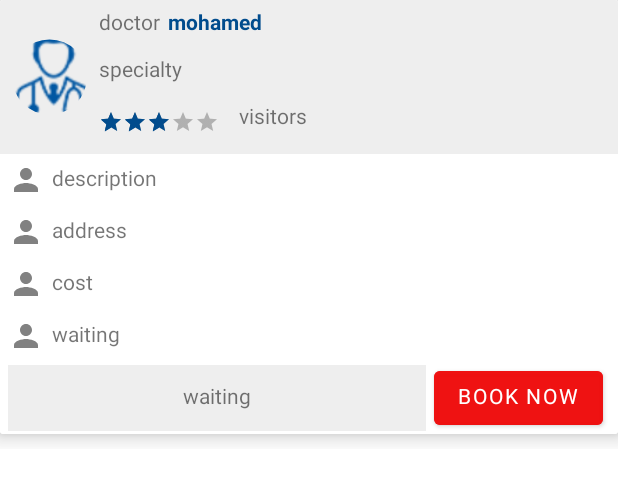
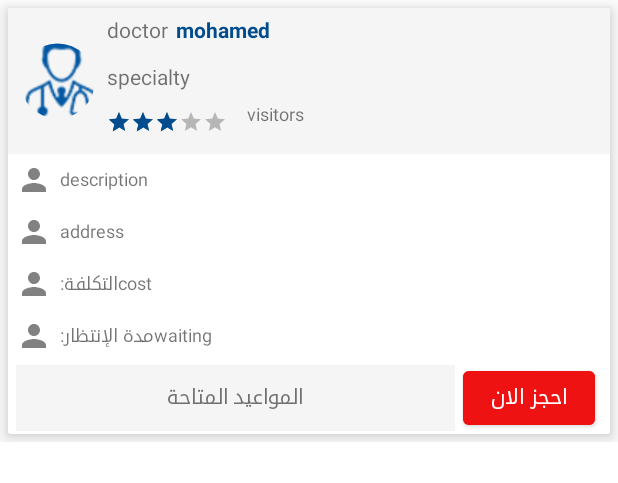
Before and after one commit to muslimadille/sehaty, an Android app: the layout doctors_list_item.xml on its own in the app's theme, with its tools: preview values and no code run, on a phone screen of 412 x 824 dp. Shown: the top 483 px of the screen. Run offline under Robolectric (Android 15) with nearby library versions, the phone set to English and light mode, and no system bars; network calls fail.

Commit message:
doctor list

```diff
--- a/app/src/main/java/com/muslim_adel/sehaty/modules/doctors/reagons/ReagonsActivity.kt
+++ b/app/src/main/java/com/muslim_adel/sehaty/modules/doctors/reagons/ReagonsActivity.kt
@@ -26,17 +26,18 @@ class ReagonsActivity : BaseActivity() {
     private lateinit var apiClient: ApiClient
     private var reagonsList:MutableList<Reagons> = ArrayList()
     private var reagonsListAddapter: ReagonsAdapter?=null
+    var specialtyId:Int=0
     @RequiresApi(Build.VERSION_CODES.N)
     override fun onCreate(savedInstanceState: Bundle?) {
         super.onCreate(savedInstanceState)
         setContentView(R.layout.activity_reagons)
         val current: Locale = resources.configuration.locales[0]
-
+        specialtyId=intent.getIntExtra("specialty_id",0)
 
 
         val layoutManager = LinearLayoutManager(this, RecyclerView.VERTICAL, false)
         reagons_rv.layoutManager = layoutManager
-        reagonsListAddapter = ReagonsAdapter(this, reagonsList)
+        reagonsListAddapter = ReagonsAdapter(this, reagonsList,specialtyId)
         reagons_rv.adapter = reagonsListAddapter
 
         apiClient = ApiClient()
--- a/app/src/main/java/com/muslim_adel/sehaty/modules/doctors/SearchByNameActivity.kt
+++ b/app/src/main/java/com/muslim_adel/sehaty/modules/doctors/search/SearchByNameActivity.kt
@@ -1,4 +1,4 @@
-package com.muslim_adel.sehaty.modules.doctors
+package com.muslim_adel.sehaty.modules.doctors.search
 
 import androidx.appcompat.app.AppCompatActivity
 import android.os.Bundle
--- a/app/src/main/java/com/muslim_adel/sehaty/modules/doctors/SearchBySpecialityActivity.kt
+++ b/app/src/main/java/com/muslim_adel/sehaty/modules/doctors/search/SearchBySpecialityActivity.kt
@@ -1,4 +1,4 @@
-package com.muslim_adel.sehaty.modules.doctors
+package com.muslim_adel.sehaty.modules.doctors.search
 
 import android.os.Bundle
 import android.widget.Toast
--- a/app/src/main/java/com/muslim_adel/sehaty/modules/doctors/specialties/SpecialtiesAdapter.kt
+++ b/app/src/main/java/com/muslim_adel/sehaty/modules/doctors/specialties/SpecialtiesAdapter.kt
@@ -42,6 +42,7 @@ class SpecialtiesAdapter(
         GlideObject.GlideProfilePic(mContext, imageName, holder.specialtyImg)
         holder.specialtyLay.setOnClickListener {
             val intent = Intent(mContext, ReagonsActivity::class.java)
+            intent.putExtra("specialty_id",specialty.id)
             mContext.startActivity(intent)
         }
 
--- a/app/src/main/java/com/muslim_adel/sehaty/modules/home/fragments/HomeFragment.kt
+++ b/app/src/main/java/com/muslim_adel/sehaty/modules/home/fragments/HomeFragment.kt
@@ -7,7 +7,7 @@ import android.view.View
 import android.view.ViewGroup
 import androidx.fragment.app.Fragment
 import com.muslim_adel.sehaty.R
-import com.muslim_adel.sehaty.modules.doctors.SearchBySpecialityActivity
+import com.muslim_adel.sehaty.modules.doctors.search.SearchBySpecialityActivity
 import kotlinx.android.synthetic.main.home_fragment.*
 
 class HomeFragment : Fragment() {
--- a/app/src/main/java/com/muslim_adel/sehaty/utiles/Q.kt
+++ b/app/src/main/java/com/muslim_adel/sehaty/utiles/Q.kt
@@ -10,6 +10,8 @@ object Q {
     const val REGISTER_API = "register"
     const val SPECIALTY_LIST_API = "specialties"
     const val REAGONS_LIST_API = "areas"
+    const val DOCTORS_LIST_API = "search"
+
 
     const val AVATAR_PATH="https://www.obank.itcomunity.com/"
     /*****************************************************************/
--- a/app/src/main/res/layout/doctors_list_item.xml
+++ b/app/src/main/res/layout/doctors_list_item.xml
@@ -9,6 +9,7 @@
     <androidx.cardview.widget.CardView
         android:layout_width="match_parent"
         android:layout_height="match_parent"
+        android:layout_margin="5dp"
         android:layout_marginBottom="10dp"
         app:cardBackgroundColor="@color/cardview_light_background"
         app:cardElevation="8dp">
@@ -41,21 +42,24 @@
                     app:layout_constraintTop_toTopOf="parent"
                     app:layout_constraintVertical_bias="0.163" />
                 <LinearLayout
+                    android:paddingTop="5dp"
+                    android:paddingBottom="5dp"
                     android:layout_width="0dp"
                     android:layout_weight="1"
                     android:layout_height="match_parent"
                     android:orientation="vertical">
                     <LinearLayout
-                        android:layout_marginTop="5dp"
                         android:layout_marginBottom="5dp"
                         android:layout_width="match_parent"
                         android:layout_height="wrap_content"
                         android:orientation="horizontal">
                         <TextView
+                            android:id="@+id/doctor_gender"
                             android:layout_width="wrap_content"
                             android:layout_height="wrap_content"
                             android:text="doctor" />
                         <TextView
+                            android:id="@+id/doctor_name"
                             android:textStyle="bold"
                             android:textColor="@color/blue"
                             android:layout_marginStart="5dp"
@@ -70,14 +74,13 @@
                         android:layout_height="wrap_content"
                         android:orientation="horizontal">
                         <TextView
+                            android:id="@+id/doctor_specialty"
                             android:layout_width="match_parent"
                             android:layout_height="wrap_content"
                             android:text="specialty" />
 
                     </LinearLayout>
                     <LinearLayout
-                        android:layout_marginTop="5dp"
-                        android:layout_marginBottom="5dp"
                         android:layout_width="match_parent"
                         android:layout_height="wrap_content"
                         android:orientation="horizontal">
@@ -97,6 +100,8 @@
                             android:stepSize=".1"
                             />
                         <TextView
+                            android:textSize="12dp"
+                            android:id="@+id/visitor_num"
                             android:layout_marginStart="5dp"
                             android:layout_width="wrap_content"
                             android:layout_height="wrap_content"
@@ -119,6 +124,8 @@
                         android:layout_height="match_parent"
                         android:src="@drawable/person_ic"/>
                     <TextView
+                        android:textSize="12dp"
+                        android:id="@+id/description"
                         android:layout_width="0dp"
                         android:layout_weight="1"
                         android:gravity="center_vertical"
@@ -135,6 +142,8 @@
                         android:layout_height="match_parent"
                         android:src="@drawable/person_ic"/>
                     <TextView
+                        android:textSize="12dp"
+                        android:id="@+id/address"
                         android:layout_width="0dp"
                         android:layout_weight="1"
                         android:gravity="center_vertical"
@@ -151,6 +160,14 @@
                         android:layout_height="match_parent"
                         android:src="@drawable/person_ic"/>
                     <TextView
+                        android:textSize="12dp"
+                        android:layout_width="wrap_content"
+                        android:gravity="center_vertical"
+                        android:layout_height="match_parent"
+                        android:text="@string/cost"/>
+                    <TextView
+                        android:textSize="12dp"
+                        android:id="@+id/cost"
                         android:layout_width="0dp"
                         android:layout_weight="1"
                         android:gravity="center_vertical"
@@ -167,6 +184,14 @@
                         android:layout_height="match_parent"
                         android:src="@drawable/person_ic"/>
                     <TextView
+                        android:textSize="12dp"
+                        android:layout_width="wrap_content"
+                        android:gravity="center_vertical"
+                        android:layout_height="match_parent"
+                        android:text="@string/waiting"/>
+                    <TextView
+                        android:textSize="12dp"
+                        android:id="@+id/waiting"
                         android:layout_width="0dp"
                         android:layout_weight="1"
                         android:gravity="center_vertical"
@@ -178,6 +203,7 @@
                     android:layout_height="wrap_content"
                     android:orientation="horizontal">
                     <TextView
+                        android:id="@+id/avelable"
                         android:layout_marginStart="5dp"
                         android:layout_marginEnd="5dp"
                         android:layout_width="0dp"
@@ -185,13 +211,14 @@
                         android:gravity="center"
                         android:background="@color/gray_light"
                         android:layout_height="match_parent"
-                        android:text="waiting"
+                        android:text="المواعيد المتاحة"
                         android:layout_marginTop="2dp"
                         android:layout_marginBottom="2dp"/>
                     <Button
+                        android:id="@+id/booking_btn"
                         android:layout_marginEnd="10dp"
                         android:backgroundTint="@color/red"
-                        android:text="book now"
+                        android:text="@string/book_now"
                         android:textSize="14sp"
                         android:layout_width="wrap_content"
                         android:layout_height="match_parent"
--- a/app/src/main/res/values/colors.xml
+++ b/app/src/main/res/values/colors.xml
@@ -8,7 +8,7 @@
     <color name="gray">#737475</color>
     <color name="gold">#FFBF00</color>
     <color name="red">#DDEF0E0E</color>
-    <color name="gray_light">#DDECECEC</color>
+    <color name="gray_light">#DDF4F4F4</color>
 
 
 </resources>
--- a/app/src/main/res/values/strings.xml
+++ b/app/src/main/res/values/strings.xml
@@ -68,5 +68,8 @@
     <string name="chose_doctor">اختر الدكتور</string>
     <string name="no_search_results">لا يوجد نتائج</string>
     <string name="select_reagon">أختر المنطقة</string>
+    <string name="cost">التكلفة:</string>
+    <string name="waiting">مدة الإنتظار:</string>
+    <string name="book_now">احجز الان</string>
 
 </resources>
```
Also changed, not shown: app/src/main/AndroidManifest.xml (+4 -3 lines), app/src/main/java/com/muslim_adel/sehaty/data/remote/apiServices/ApiService.kt (+3 -4 lines), app/src/main/java/com/muslim_adel/sehaty/data/remote/objects/Doctor.kt (added, +60 -0 lines), app/src/main/java/com/muslim_adel/sehaty/data/remote/objects/Search.kt (added, +8 -0 lines), app/src/main/java/com/muslim_adel/sehaty/modules/doctors/doctorsList/DoctorsListActivity.kt (added, +65 -0 lines), app/src/main/java/com/muslim_adel/sehaty/modules/doctors/doctorsList/DoctorsListAdapter.kt (added, +74 -0 lines), app/src/main/java/com/muslim_adel/sehaty/modules/doctors/reagons/ReagonsAdapter.kt (+11 -1 lines), 1 other file.
